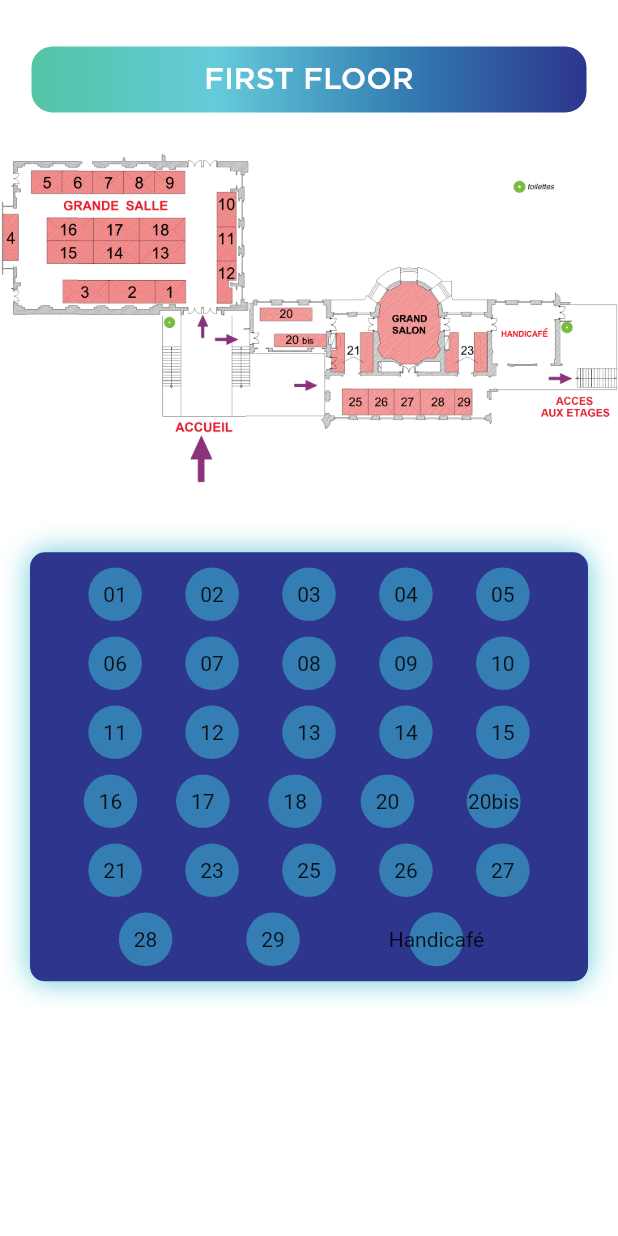
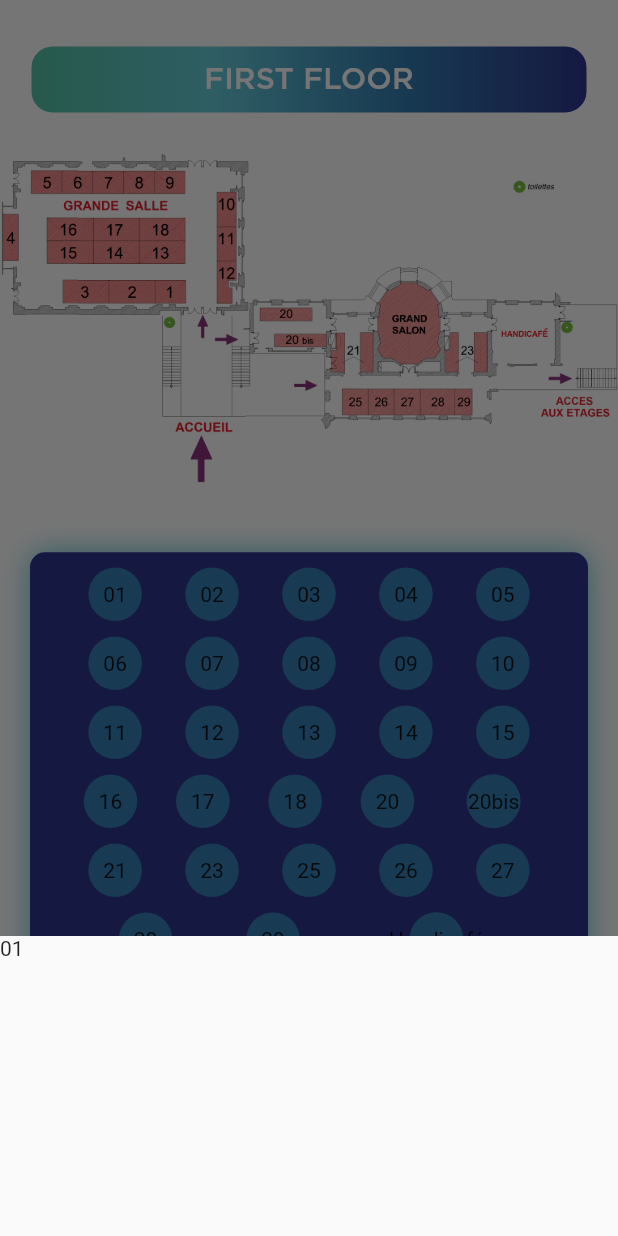
Before and after one commit to fouques1u/ForumHorizonChimie2020, a Flutter app: the FirstFloorPage widget shown alone on an empty page, opened directly, after a tap on "01", on a phone screen of 412 x 824 dp. Run offline on Flutter 3.47's test engine with Material 2 defaults, Android fonts, the light colour scheme and no system bars; our stand-ins replace curved_navigation_bar, font_awesome_flutter.

Commit message:
Added modal bottom sheet on tap on a stand.

```diff
--- a/lib/screens/map_pages/first_floor.dart
+++ b/lib/screens/map_pages/first_floor.dart
@@ -6,7 +6,17 @@ import '../../colors.dart';
 class FirstFloorPage extends StatelessWidget {
   Widget buildCircularButton(BuildContext context, String standNumber) {
     return InkWell(
-      onTap: () {},
+      onTap: () {
+        showModalBottomSheet(
+          context: context,
+          builder: (BuildContext context) {
+            return Container(
+              height: 200,
+              child: Text(standNumber),
+            );
+          }
+        );
+      },
       child: Container(
         alignment: Alignment.topLeft,
         padding: EdgeInsets.all(10),
```
